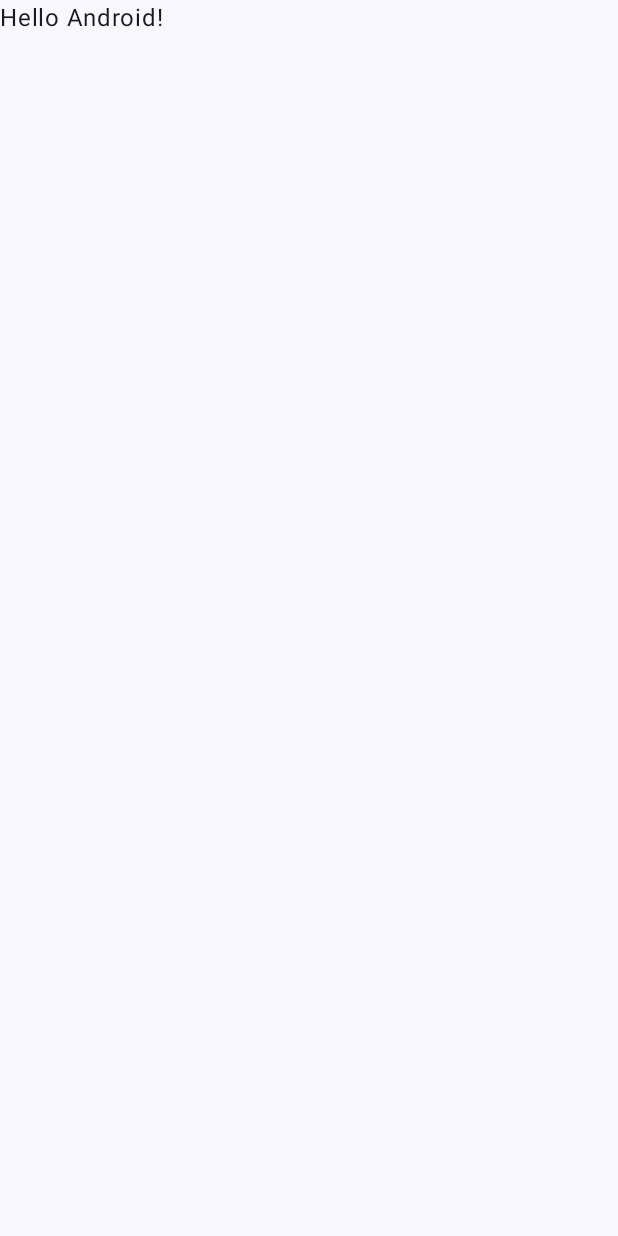
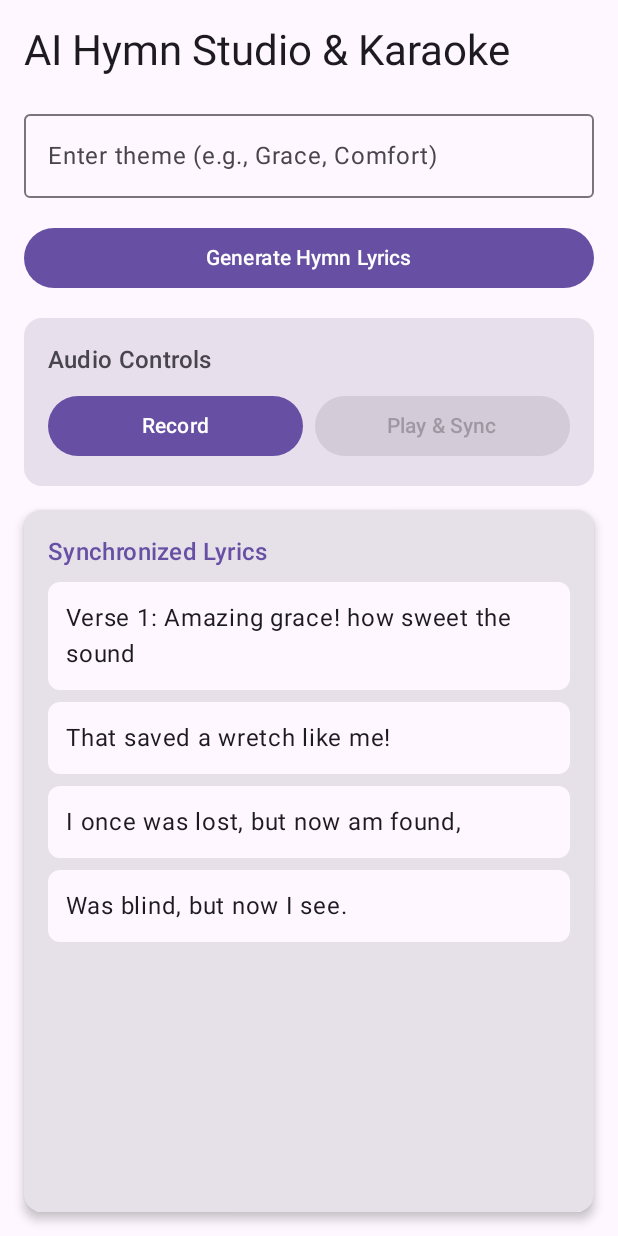
Before and after one commit to DivineCheure/AI-Hymn-Book, an Android app built with Jetpack Compose: the screen it shows after launch (MainActivity), on a phone screen of 412 x 824 dp. Before the commit the screen is almost empty. Run offline under Robolectric (Android 15) with nearby library versions, the phone set to English and light mode, and no system bars; libraries missing offline, so code that uses them is left out: com.google.ai.client.

Commit message:
Added the ai feature, the recording and the lyrics

```diff
--- a/app/src/main/AndroidManifest.xml
+++ b/app/src/main/AndroidManifest.xml
@@ -1,6 +1,10 @@
 <?xml version="1.0" encoding="utf-8"?>
 <manifest xmlns:android="http://schemas.android.com/apk/res/android"
     xmlns:tools="http://schemas.android.com/tools">
+
+    <uses-permission android:name="android.permission.INTERNET" />
+    <uses-permission android:name="android.permission.RECORD_AUDIO" />
+
 
     <application
         android:allowBackup="true"
--- a/app/src/main/java/com/example/aihymnbook/MainActivity.kt
+++ b/app/src/main/java/com/example/aihymnbook/MainActivity.kt
@@ -1,47 +1,153 @@
 package com.example.aihymnbook
 
+import android.Manifest
+import android.content.pm.PackageManager
 import android.os.Bundle
 import androidx.activity.ComponentActivity
 import androidx.activity.compose.setContent
-import androidx.activity.enableEdgeToEdge
-import androidx.compose.foundation.layout.fillMaxSize
-import androidx.compose.foundation.layout.padding
-import androidx.compose.material3.Scaffold
-import androidx.compose.material3.Text
-import androidx.compose.runtime.Composable
+import androidx.activity.result.contract.ActivityResultContracts
+import androidx.activity.viewModels
+import androidx.compose.foundation.background
+import androidx.compose.foundation.layout.*
+import androidx.compose.foundation.lazy.LazyColumn
+import androidx.compose.foundation.lazy.items
+import androidx.compose.material3.*
+import androidx.compose.runtime.*
 import androidx.compose.ui.Modifier
-import androidx.compose.ui.tooling.preview.Preview
-import com.example.aihymnbook.ui.theme.AIHymnBookTheme
+import androidx.compose.ui.platform.LocalContext
+import androidx.compose.ui.unit.dp
+import androidx.core.content.ContextCompat
 
 class MainActivity : ComponentActivity() {
+    private val viewModel: HymnViewModel by viewModels()
+
+    private val requestPermissionLauncher = registerForActivityResult(
+        ActivityResultContracts.RequestPermission()
+    ) { _ -> }
+
     override fun onCreate(savedInstanceState: Bundle?) {
         super.onCreate(savedInstanceState)
-        enableEdgeToEdge()
+
+        if (ContextCompat.checkSelfPermission(this, Manifest.permission.RECORD_AUDIO) != PackageManager.PERMISSION_GRANTED) {
+            requestPermissionLauncher.launch(Manifest.permission.RECORD_AUDIO)
+        }
+
         setContent {
-            AIHymnBookTheme {
-                Scaffold(modifier = Modifier.fillMaxSize()) { innerPadding ->
-                    Greeting(
-                        name = "Android",
-                        modifier = Modifier.padding(innerPadding)
-                    )
-                }
+            Surface(
+                modifier = Modifier.fillMaxSize(),
+                color = MaterialTheme.colorScheme.background
+            ) {
+                HymnStudioScreen(viewModel = viewModel)
             }
         }
     }
 }
 
 @Composable
-fun Greeting(name: String, modifier: Modifier = Modifier) {
-    Text(
-        text = "Hello $name!",
-        modifier = modifier
-    )
-}
+fun HymnStudioScreen(viewModel: HymnViewModel) {
+    val context = LocalContext.current
 
-@Preview(showBackground = true)
-@Composable
-fun GreetingPreview() {
-    AIHymnBookTheme {
-        Greeting("Android")
+    Column(
+        modifier = Modifier
+            .fillMaxSize()
+            .padding(16.dp),
+        verticalArrangement = Arrangement.spacedBy(16.dp)
+    ) {
+        Text(
+            text = "AI Hymn Studio & Karaoke",
+            style = MaterialTheme.typography.headlineMedium
+        )
+
+        OutlinedTextField(
+            value = viewModel.promptInput,
+            onValueChange = { viewModel.promptInput = it },
+            label = { Text("Enter theme (e.g., Grace, Comfort)") },
+            modifier = Modifier.fillMaxWidth()
+        )
+
+        Button(
+            onClick = { viewModel.generateHymn() },
+            modifier = Modifier.fillMaxWidth(),
+            enabled = !viewModel.isLoading
+        ) {
+            Text(if (viewModel.isLoading) "Composing..." else "Generate Hymn Lyrics")
+        }
+
+        // Recorder & Player Controls
+        Card(
+            modifier = Modifier.fillMaxWidth(),
+            colors = CardDefaults.cardColors(containerColor = MaterialTheme.colorScheme.surfaceVariant)
+        ) {
+            Column(modifier = Modifier.padding(16.dp), verticalArrangement = Arrangement.spacedBy(8.dp)) {
+                Text(text = "Audio Controls", style = MaterialTheme.typography.titleMedium)
+
+                Row(modifier = Modifier.fillMaxWidth(), horizontalArrangement = Arrangement.spacedBy(8.dp)) {
+                    Button(
+                        onClick = {
+                            if (viewModel.isRecording) viewModel.stopRecording()
+                            else viewModel.startRecording(context)
+                        },
+                        colors = ButtonDefaults.buttonColors(
+                            containerColor = if (viewModel.isRecording) MaterialTheme.colorScheme.error else MaterialTheme.colorScheme.primary
+                        ),
+                        modifier = Modifier.weight(1f)
+                    ) {
+                        Text(if (viewModel.isRecording) "Stop Recording" else "Record")
+                    }
+
+                    Button(
+                        onClick = {
+                            if (viewModel.isPlaying) viewModel.stopAudio()
+                            else viewModel.playAudio(context)
+                        },
+                        enabled = viewModel.recordedFilePath != null && !viewModel.isRecording,
+                        modifier = Modifier.weight(1f)
+                    ) {
+                        Text(if (viewModel.isPlaying) "Stop Playing" else "Play & Sync")
+                    }
+                }
+            }
+        }
+
+        // Synchronized Karaoke Lyrics View
+        Card(
+            modifier = Modifier
+                .fillMaxWidth()
+                .weight(1f),
+            elevation = CardDefaults.cardElevation(defaultElevation = 4.dp)
+        ) {
+            Column(modifier = Modifier.padding(16.dp)) {
+                Text(
+                    text = "Synchronized Lyrics",
+                    style = MaterialTheme.typography.titleMedium,
+                    color = MaterialTheme.colorScheme.primary
+                )
+                Spacer(modifier = Modifier.height(8.dp))
+
+                LazyColumn(
+                    modifier = Modifier.fillMaxSize(),
+                    verticalArrangement = Arrangement.spacedBy(8.dp)
+                ) {
+                    items(viewModel.timedLyrics) { line ->
+                        // Check if current playback position matches this line's timestamp window
+                        val isHighlighted = viewModel.isPlaying &&
+                                viewModel.currentPlaybackPosition in line.startMs..line.endMs
+
+                        Surface(
+                            modifier = Modifier.fillMaxWidth(),
+                            color = if (isHighlighted) MaterialTheme.colorScheme.primaryContainer else MaterialTheme.colorScheme.surface,
+                            shape = MaterialTheme.shapes.small
+                        ) {
+                            Text(
+                                text = line.text,
+                                style = MaterialTheme.typography.bodyLarge,
+                                color = if (isHighlighted) MaterialTheme.colorScheme.onPrimaryContainer else MaterialTheme.colorScheme.onSurface,
+                                modifier = Modifier.padding(12.dp)
+                            )
+                        }
+                    }
+                }
+            }
+        }
     }
 }
--- a/gradle/libs.versions.toml
+++ b/gradle/libs.versions.toml
@@ -24,6 +24,7 @@ androidx-compose-ui-tooling-preview = { group = "androidx.compose.ui", name = "u
 androidx-compose-ui-test-manifest = { group = "androidx.compose.ui", name = "ui-test-manifest" }
 androidx-compose-ui-test-junit4 = { group = "androidx.compose.ui", name = "ui-test-junit4" }
 androidx-compose-material3 = { group = "androidx.compose.material3", name = "material3" }
+androidx-lifecycle-viewmodel-compose = { group = "androidx.lifecycle", name = "lifecycle-viewmodel-compose", version.ref = "lifecycleRuntimeKtx" }
 
 [plugins]
 android-application = { id = "com.android.application", version.ref = "agp" }
```
Also changed, not shown: app/build.gradle.kts (+41 -18 lines), app/src/main/java/com/example/aihymnbook/HymnViewModel.kt (added, +145 -0 lines), gradle/wrapper/gradle-wrapper.properties, 3 other files.
